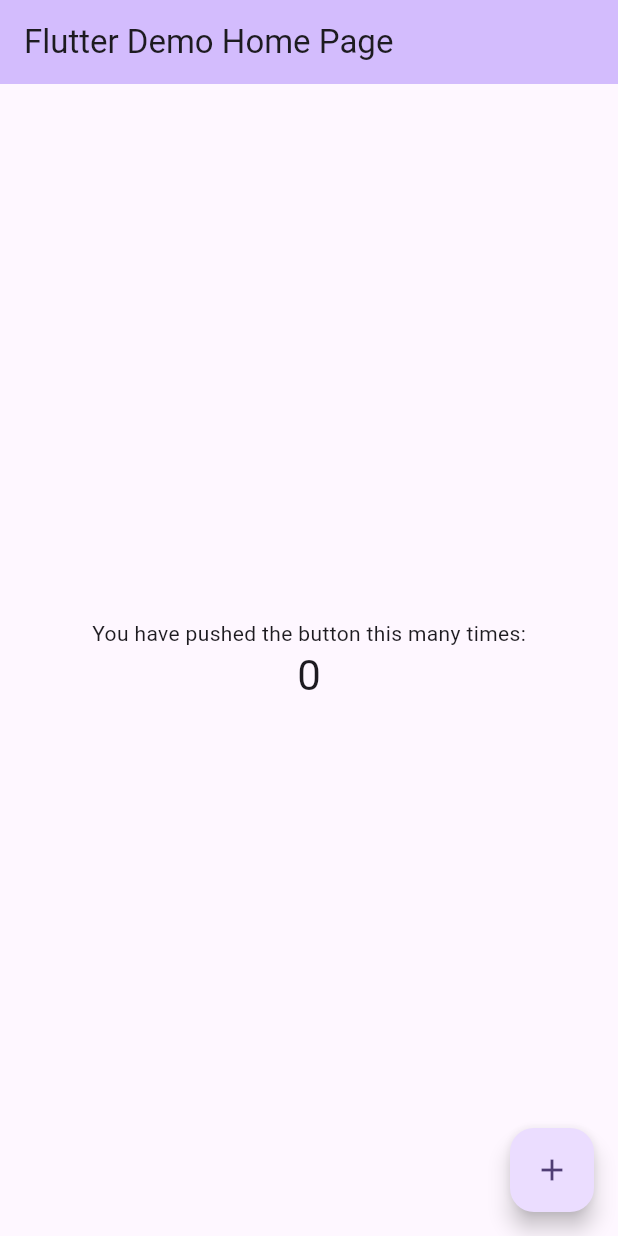
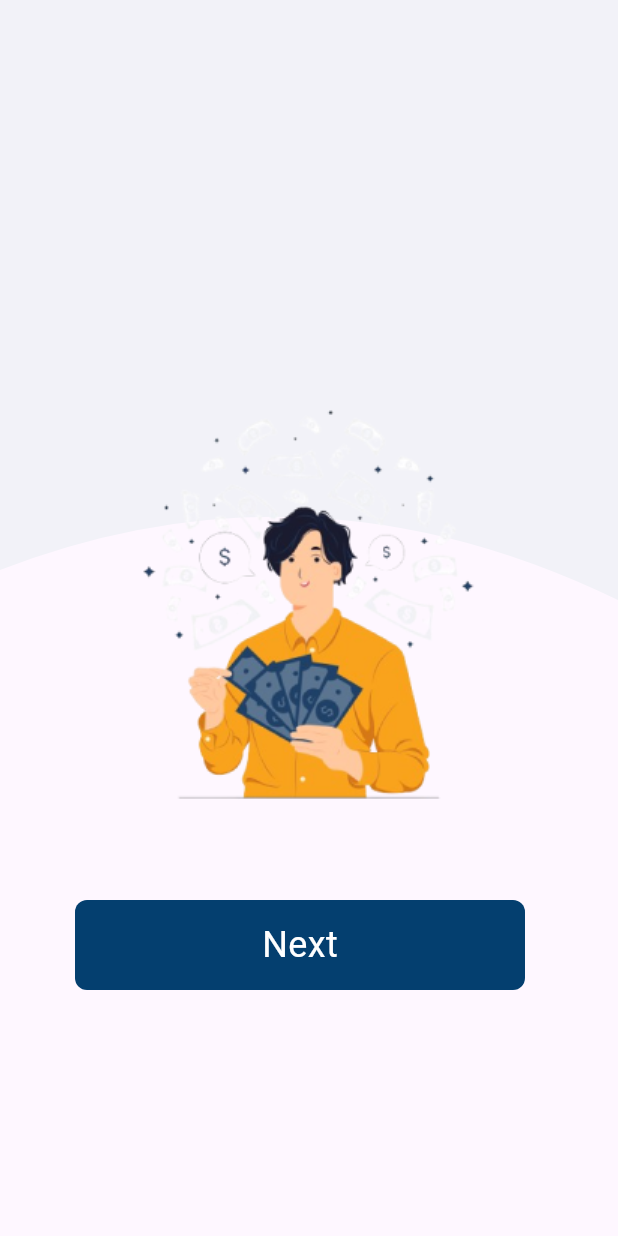
Before and after one commit to Antrimo/Zencash, a Flutter app: the screen it shows after launch, on a phone screen of 412 x 824 dp. Run offline on Flutter 3.47's test engine with Material 3 defaults, Android fonts, the light colour scheme and no system bars.

Commit message:
splash and structure

```diff
--- a/lib/main.dart
+++ b/lib/main.dart
@@ -1,125 +1,24 @@
 import 'package:flutter/material.dart';
+import 'package:flutter/widgets.dart';
+import 'package:zencash/onbard/page_one.dart';
 
 void main() {
   runApp(const MyApp());
 }
 
-class MyApp extends StatelessWidget {
+class MyApp extends StatefulWidget {
   const MyApp({super.key});
 
-  // This widget is the root of your application.
+  @override
+  State<MyApp> createState() => _MyAppState();
+}
+
+class _MyAppState extends State<MyApp> {
   @override
   Widget build(BuildContext context) {
-    return MaterialApp(
-      title: 'Flutter Demo',
-      theme: ThemeData(
-        // This is the theme of your application.
-        //
-        // TRY THIS: Try running your application with "flutter run". You'll see
-        // the application has a purple toolbar. Then, without quitting the app,
-        // try changing the seedColor in the colorScheme below to Colors.green
-        // and then invoke "hot reload" (save your changes or press the "hot
-        // reload" button in a Flutter-supported IDE, or press "r" if you used
-        // the command line to start the app).
-        //
-        // Notice that the counter didn't reset back to zero; the application
-        // state is not lost during the reload. To reset the state, use hot
-        // restart instead.
-        //
-        // This works for code too, not just values: Most code changes can be
-        // tested with just a hot reload.
-        colorScheme: ColorScheme.fromSeed(seedColor: Colors.deepPurple),
-        useMaterial3: true,
-      ),
-      home: const MyHomePage(title: 'Flutter Demo Home Page'),
+    return const MaterialApp(
+      debugShowCheckedModeBanner: false,
+      home: Page1(),
     );
   }
 }
-
-class MyHomePage extends StatefulWidget {
-  const MyHomePage({super.key, required this.title});
-
-  // This widget is the home page of your application. It is stateful, meaning
-  // that it has a State object (defined below) that contains fields that affect
-  // how it looks.
-
-  // This class is the configuration for the state. It holds the values (in this
-  // case the title) provided by the parent (in this case the App widget) and
-  // used by the build method of the State. Fields in a Widget subclass are
-  // always marked "final".
-
-  final String title;
-
-  @override
-  State<MyHomePage> createState() => _MyHomePageState();
-}
-
-class _MyHomePageState extends State<MyHomePage> {
-  int _counter = 0;
-
-  void _incrementCounter() {
-    setState(() {
-      // This call to setState tells the Flutter framework that something has
-      // changed in this State, which causes it to rerun the build method below
-      // so that the display can reflect the updated values. If we changed
-      // _counter without calling setState(), then the build method would not be
-      // called again, and so nothing would appear to happen.
-      _counter++;
-    });
-  }
-
-  @override
-  Widget build(BuildContext context) {
-    // This method is rerun every time setState is called, for instance as done
-    // by the _incrementCounter method above.
-    //
-    // The Flutter framework has been optimized to make rerunning build methods
-    // fast, so that you can just rebuild anything that needs updating rather
-    // than having to individually change instances of widgets.
-    return Scaffold(
-      appBar: AppBar(
-        // TRY THIS: Try changing the color here to a specific color (to
-        // Colors.amber, perhaps?) and trigger a hot reload to see the AppBar
-        // change color while the other colors stay the same.
-        backgroundColor: Theme.of(context).colorScheme.inversePrimary,
-        // Here we take the value from the MyHomePage object that was created by
-        // the App.build method, and use it to set our appbar title.
-        title: Text(widget.title),
-      ),
-      body: Center(
-        // Center is a layout widget. It takes a single child and positions it
-        // in the middle of the parent.
-        child: Column(
-          // Column is also a layout widget. It takes a list of children and
-          // arranges them vertically. By default, it sizes itself to fit its
-          // children horizontally, and tries to be as tall as its parent.
-          //
-          // Column has various properties to control how it sizes itself and
-          // how it positions its children. Here we use mainAxisAlignment to
-          // center the children vertically; the main axis here is the vertical
-          // axis because Columns are vertical (the cross axis would be
-          // horizontal).
-          //
-          // TRY THIS: Invoke "debug painting" (choose the "Toggle Debug Paint"
-          // action in the IDE, or press "p" in the console), to see the
-          // wireframe for each widget.
-          mainAxisAlignment: MainAxisAlignment.center,
-          children: <Widget>[
-            const Text(
-              'You have pushed the button this many times:',
-            ),
-            Text(
-              '$_counter',
-              style: Theme.of(context).textTheme.headlineMedium,
-            ),
-          ],
-        ),
-      ),
-      floatingActionButton: FloatingActionButton(
-        onPressed: _incrementCounter,
-        tooltip: 'Increment',
-        child: const Icon(Icons.add),
-      ), // This trailing comma makes auto-formatting nicer for build methods.
-    );
-  }
-}
--- /dev/null
+++ b/lib/onbard/page_one.dart
@@ -0,0 +1,78 @@
+import 'package:flutter/cupertino.dart';
+import 'package:flutter/material.dart';
+import 'package:flutter/widgets.dart';
+
+class Page1 extends StatefulWidget {
+  const Page1({super.key});
+
+  @override
+  State<Page1> createState() => _Page1State();
+}
+
+class _Page1State extends State<Page1> {
+  @override
+  Widget build(BuildContext context) {
+    return Scaffold(
+      body: Stack(
+        // crossAxisAlignment: CrossAxisAlignment.center,
+        children: [
+          ClipPath(
+            clipper: MyCustomClipper(),
+            child: Container(
+              height: 400,
+              color: const Color.fromRGBO(242, 242, 248, 1),
+              // Child widgets
+            ),
+          ),
+          Center(
+            child: Container(
+              child: Image.asset(
+                "assets/home.png",
+                height: 339,
+                width: 339,
+              ),
+            ),
+          ),
+          const SizedBox(
+            height: 20,
+          ),
+          Positioned(
+            top: 600,
+            left: 50,
+            child: Container(
+              width: 300,
+              height: 60,
+              decoration: const BoxDecoration(
+                  color: Color.fromARGB(255, 4, 63, 111),
+                  borderRadius: BorderRadius.all(
+                    Radius.circular(8),
+                  )),
+              child: const Center(
+                child: Text(
+                  "Next",
+                  style: TextStyle(color: Colors.white, fontSize: 24),
+                ),
+              ),
+            ),
+          ),
+        ],
+      ),
+    );
+  }
+}
+
+class MyCustomClipper extends CustomClipper<Path> {
+  @override
+  Path getClip(Size size) {
+    final path = Path();
+    path.lineTo(0, size.height - 20);
+    path.quadraticBezierTo(
+        size.width * 0.5, size.height - 100, size.width, size.height);
+    path.lineTo(size.width, 0);
+    path.close();
+    return path;
+  }
+
+  @override
+  bool shouldReclip(covariant CustomClipper<Path> oldClipper) => false;
+}
--- /dev/null
+++ b/lib/onbard/splash.dart
@@ -0,0 +1,52 @@
+import 'package:flutter/material.dart';
+
+class Splash extends StatefulWidget {
+  const Splash({super.key});
+
+  @override
+  State<Splash> createState() => _SplashState();
+}
+
+class _SplashState extends State<Splash> {
+  @override
+  Widget build(BuildContext context) {
+    return MaterialApp(
+        debugShowCheckedModeBanner: false,
+        home: Scaffold(
+          backgroundColor: const Color.fromRGBO(85, 81, 255, 1),
+          // appBar: AppBar(
+          //   title: const Center(
+          //       child: Text(
+          //     "Zen Cash",
+          //     style: TextStyle(
+          //       color: Colors.white,
+          //       fontSize: 28,
+          //       fontWeight: FontWeight.bold,
+          //       fontFamily: "Cursive",
+          //     ),
+          //   )),
+          //   backgroundColor: Colors.grey,
+          // ),
+          body: Row(
+            crossAxisAlignment: CrossAxisAlignment.center,
+            mainAxisAlignment: MainAxisAlignment.center,
+            children: [
+              Image.asset("assets/folder.png"),
+              const SizedBox(width: 10),
+              Container(
+                child: const Center(
+                  child: Text(
+                    "ZENCASH",
+                    style: TextStyle(
+                        color: Colors.white,
+                        fontFamily: "Bebas Neue",
+                        fontSize: 32,
+                        fontWeight: FontWeight.bold),
+                  ),
+                ),
+              ),
+            ],
+          ),
+        ));
+  }
+}
--- a/pubspec.yaml
+++ b/pubspec.yaml
@@ -59,8 +59,9 @@ flutter:
   uses-material-design: true
 
   # To add assets to your application, add an assets section, like this:
-  # assets:
-  #   - images/a_dot_burr.jpeg
+  assets:
+    - assets/folder.png
+    - assets/home.png
   #   - images/a_dot_ham.jpeg
 
   # An image asset can refer to one or more resolution-specific "variants", see
```
Also changed, not shown: assets/folder.png (added), assets/home.png (added).
